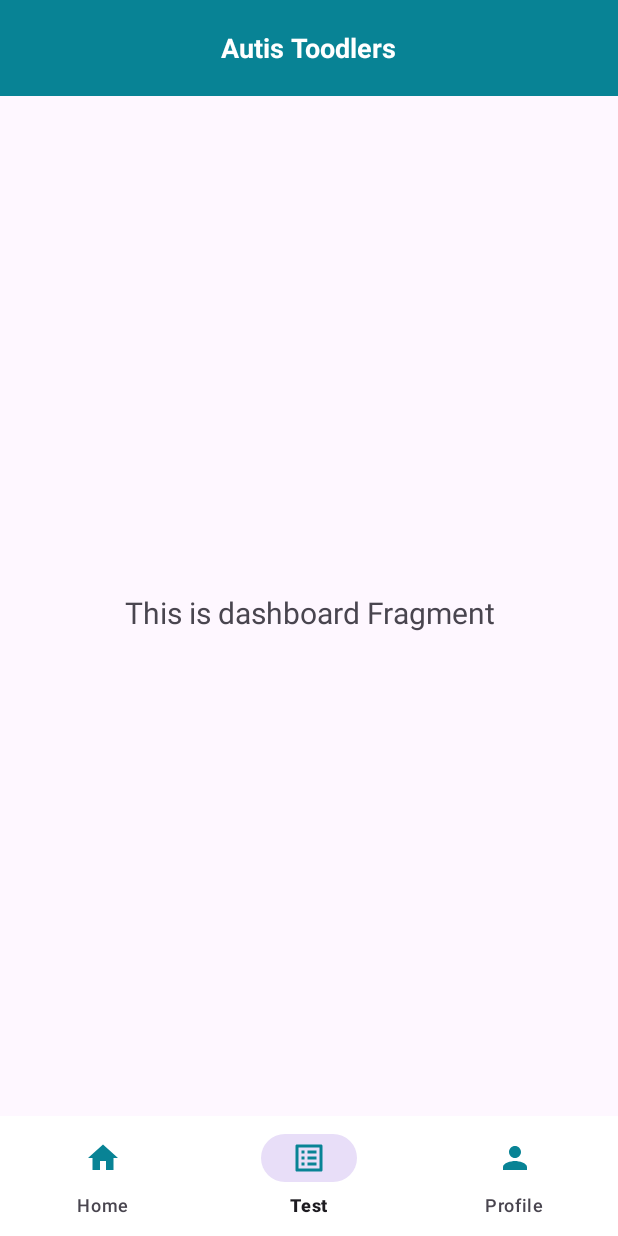
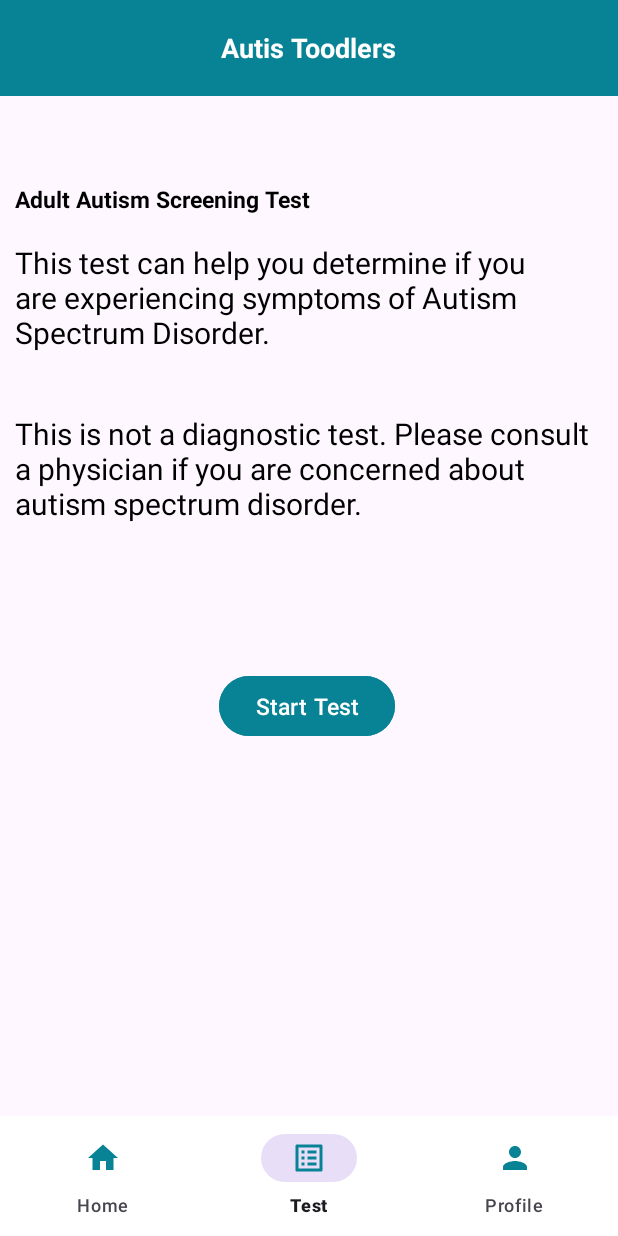
Before and after one commit to AutismDetection-C23-PR518/Frontend, an Android app: the DashboardFragment screen opened through its navigation route, on a phone screen of 412 x 824 dp. Run offline under Robolectric (Android 15) with nearby library versions, the phone set to English and light mode, and no system bars; our stand-ins replace navigation-ui; libraries missing offline, so code that uses them is left out: androidx.viewbinding; 5 statements that could not run were skipped.

Commit message:
update new

```diff
--- a/app/build.gradle
+++ b/app/build.gradle
@@ -33,6 +33,7 @@ android {
 
     buildFeatures {
         viewBinding = true
+        mlModelBinding true
     }
 
 }
@@ -43,6 +44,8 @@ dependencies {
     implementation 'androidx.appcompat:appcompat:1.6.1'
     implementation 'com.google.android.material:material:1.9.0'
     implementation 'androidx.constraintlayout:constraintlayout:2.1.4'
+    implementation 'org.tensorflow:tensorflow-lite-support:0.1.0'
+    implementation 'org.tensorflow:tensorflow-lite-metadata:0.1.0'
     testImplementation 'junit:junit:4.13.2'
     androidTestImplementation 'androidx.test.ext:junit:1.1.5'
     androidTestImplementation 'androidx.test.espresso:espresso-core:3.5.1'
--- a/app/src/main/java/com/dicoding/autisdetection/api/ApiConfig.kt
+++ b/app/src/main/java/com/dicoding/autisdetection/api/ApiConfig.kt
@@ -6,7 +6,7 @@ class ApiConfig {
 
     companion object {
 
-        private const val BASE_URL = "http://192.168.100.66:8081/api/v1/"
+        private const val BASE_URL = "http://192.168.100.66:9000/api/v1/"
 
         fun getApiService(): ApiService {
             val loggingInterceptor = if (BuildConfig.DEBUG) {
--- a/app/src/main/java/com/dicoding/autisdetection/api/ApiService.kt
+++ b/app/src/main/java/com/dicoding/autisdetection/api/ApiService.kt
@@ -16,7 +16,7 @@ interface ApiService {
     fun login(@Body loginRequest: LoginRequest): Call<LoginResponses>
 
 
-    @GET("getallpost")
+    @GET("allpost")
     fun getAllPost(
         @Header("Authorization") token: String
     ): Call<List<StoryResponses>>
--- a/app/src/main/java/com/dicoding/autisdetection/view/main/ui/dashboard/DashboardFragment.kt
+++ b/app/src/main/java/com/dicoding/autisdetection/view/main/ui/dashboard/DashboardFragment.kt
@@ -1,5 +1,6 @@
 package com.dicoding.autisdetection.view.main.ui.dashboard
 
+import android.content.Intent
 import android.os.Bundle
 import android.view.LayoutInflater
 import android.view.View
@@ -8,6 +9,7 @@ import android.widget.TextView
 import androidx.fragment.app.Fragment
 import androidx.lifecycle.ViewModelProvider
 import com.dicoding.autisdetection.databinding.FragmentDashboardBinding
+import com.dicoding.autisdetection.view.test.ScreeningTestActivity
 
 class DashboardFragment : Fragment() {
 
@@ -28,10 +30,15 @@ class DashboardFragment : Fragment() {
         _binding = FragmentDashboardBinding.inflate(inflater, container, false)
         val root: View = binding.root
 
-        val textView: TextView = binding.textDashboard
-        dashboardViewModel.text.observe(viewLifecycleOwner) {
-            textView.text = it
+
+
+
+        binding.start.setOnClickListener {
+            startActivity(Intent(activity, ScreeningTestActivity::class.java))
         }
+
+
+
         return root
     }
 
--- a/app/src/main/java/com/dicoding/autisdetection/view/main/ui/home/AdapterHome.kt
+++ b/app/src/main/java/com/dicoding/autisdetection/view/main/ui/home/AdapterHome.kt
@@ -15,9 +15,9 @@ class AdapterHome(private val stories: List<StoryResponses>) :
 
         fun bind(story: StoryResponses) {
             // Bind data to views
-            binding.story.text = story.stori
-            binding.date.text = Constanta.convertDbDateToDisplayDate(story.created_at)
-            // Bind other views if needed
+            binding.story.text = story.post
+            binding.date.text = Constanta.convertDbDateToDisplayDate(story.createdAt)
+            binding.titleText.text = story.user?.name
         }
     }
 
--- a/app/src/main/res/layout/fragment_dashboard.xml
+++ b/app/src/main/res/layout/fragment_dashboard.xml
@@ -4,19 +4,56 @@
     xmlns:tools="http://schemas.android.com/tools"
     android:layout_width="match_parent"
     android:layout_height="match_parent"
+    android:padding="10dp"
     tools:context=".view.main.ui.dashboard.DashboardFragment">
 
     <TextView
-        android:id="@+id/text_dashboard"
-        android:layout_width="match_parent"
-        android:layout_height="wrap_content"
-        android:layout_marginStart="8dp"
-        android:layout_marginTop="8dp"
-        android:layout_marginEnd="8dp"
-        android:textAlignment="center"
-        android:textSize="20sp"
-        app:layout_constraintBottom_toBottomOf="parent"
-        app:layout_constraintEnd_toEndOf="parent"
+        android:id="@+id/textView"
+        android:layout_width="214dp"
+        android:layout_height="27dp"
+        android:layout_marginTop="48dp"
+        android:text="Adult Autism Screening Test"
+        android:textColor="@color/black"
+        android:textSize="15sp"
+        android:textStyle="bold"
         app:layout_constraintStart_toStartOf="parent"
         app:layout_constraintTop_toTopOf="parent" />
+
+    <TextView
+        android:id="@+id/textView2"
+        android:layout_width="wrap_content"
+        android:layout_height="wrap_content"
+        android:layout_marginTop="12dp"
+        android:text="This test can help you determine if you are experiencing symptoms of Autism Spectrum Disorder."
+        android:textColor="@color/black"
+        android:textSize="20sp"
+        app:layout_constraintStart_toStartOf="parent"
+        app:layout_constraintTop_toBottomOf="@+id/textView" />
+
+    <TextView
+        android:id="@+id/textView3"
+        android:layout_width="wrap_content"
+        android:layout_height="wrap_content"
+        android:layout_marginTop="40dp"
+        android:text="This is not a diagnostic test. Please consult a physician if you are concerned about autism spectrum disorder."
+        android:textColor="@color/black"
+        android:textSize="20sp"
+        app:layout_constraintStart_toStartOf="parent"
+        app:layout_constraintTop_toBottomOf="@+id/textView2" />
+
+    <com.google.android.material.button.MaterialButton
+        android:id="@+id/start"
+        android:layout_width="wrap_content"
+        android:layout_height="wrap_content"
+        android:layout_marginStart="136dp"
+        android:layout_marginTop="10dp"
+        android:text="Start Test"
+        android:textColor="@color/white"
+        android:textSize="15sp"
+        android:backgroundTint="@color/sage"
+        app:layout_constraintBottom_toBottomOf="parent"
+        app:layout_constraintStart_toStartOf="parent"
+        app:layout_constraintTop_toBottomOf="@+id/textView3"
+        app:layout_constraintVertical_bias="0.268" />
+
 </androidx.constraintlayout.widget.ConstraintLayout>
```
Also changed, not shown: app/src/main/AndroidManifest.xml (+6 -4 lines), app/src/main/java/com/dicoding/autisdetection/responses/LoginResponses.kt (+7 -7 lines), app/src/main/java/com/dicoding/autisdetection/responses/StoryResponses.kt (+28 -8 lines), app/src/main/java/com/dicoding/autisdetection/view/test/ScreeningTestActivity.kt (added, +172 -0 lines), app/src/main/res/drawable/background_radio_group.xml (added, +18 -0 lines), app/src/main/res/layout/activity_screening_test.xml (added, +120 -0 lines), 1 other file.
